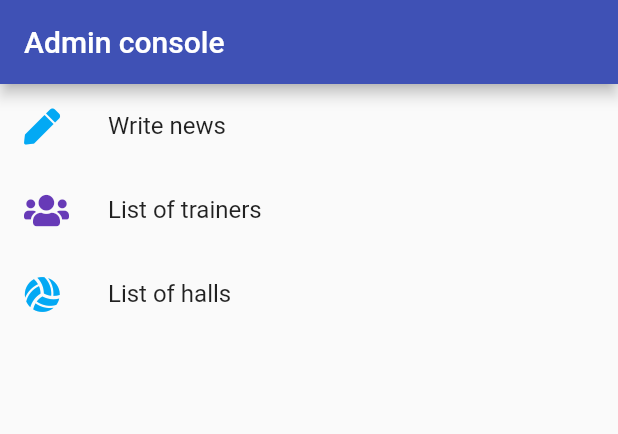
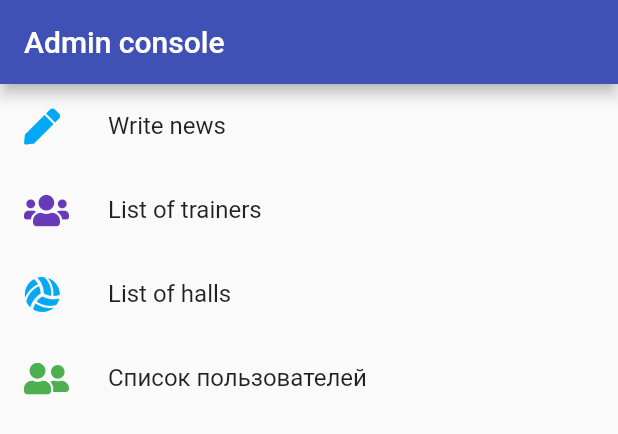
Before and after one commit to mozochek/sports_complex_app, a Flutter app: the AdminConsoleScreen widget shown alone on an empty page, opened directly, on a phone screen of 412 x 824 dp. Shown: the top 434 px of the screen. Run offline on Flutter 3.47's test engine with Material 2 defaults, Android fonts, the phone set to English and light mode, and no system bars; our stand-ins replace cloud_firestore, date_picker_timeline, firebase_auth, firebase_core, flutter_slidable, font_awesome_flutter and 5 more; accounts and stored records are empty.

Commit message:
Add new button

```diff
--- a/lib/src/presentation/profile/admin_console/admin_console_screen.dart
+++ b/lib/src/presentation/profile/admin_console/admin_console_screen.dart
@@ -4,6 +4,7 @@ import 'package:sports_complex_app/generated/l10n.dart';
 import 'package:sports_complex_app/src/presentation/common/scaffold_wrapper.dart';
 import 'package:sports_complex_app/src/presentation/profile/admin_console/widgets/list_of_coaches_button_widget.dart';
 import 'package:sports_complex_app/src/presentation/profile/admin_console/widgets/list_of_halls_button_widget.dart';
+import 'package:sports_complex_app/src/presentation/profile/admin_console/widgets/list_of_users_button.dart';
 import 'package:sports_complex_app/src/presentation/profile/admin_console/widgets/write_news_button_widget.dart';
 
 class AdminConsoleScreen extends StatelessWidget {
@@ -25,6 +26,7 @@ class AdminConsoleScreen extends StatelessWidget {
             WriteNewsButton(),
             ListOfCoachesButton(),
             ListOfHallsButton(),
+            ListOfUsersButton(),
           ],
         ),
       ),
```
